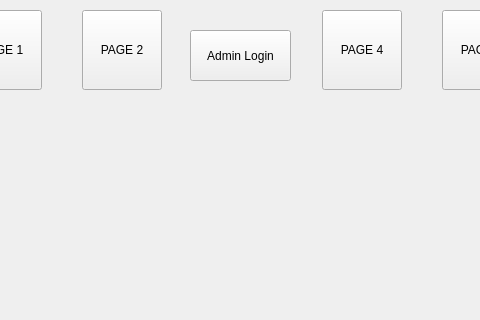
This is forms/MainWindow.ui in tigerjpg/cybersecurity as Qt 5 draws it before an edit; both pictures show x 270 to 750 and y 0 to 320 of the 1024 by 768 pixel window. The edited form follows.
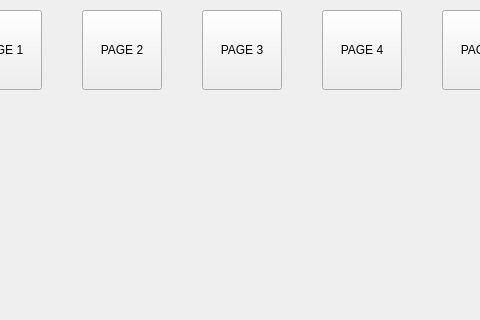
This is the edited form. The open tabs and pages were chosen to show the change. Custom widgets are drawn as their Qt base class.

```diff
--- a/forms/MainWindow.ui
+++ b/forms/MainWindow.ui
@@ -717,14 +717,14 @@
      <widget class="QPushButton" name="page2">
       <property name="geometry">
        <rect>
-        <x>460</x>
-        <y>30</y>
-        <width>101</width>
-        <height>51</height>
+        <x>472</x>
+        <y>10</y>
+        <width>80</width>
+        <height>80</height>
        </rect>
       </property>
       <property name="text">
-       <string>Admin Login</string>
+       <string>PAGE 3</string>
       </property>
      </widget>
      <widget class="QPushButton" name="page3">
```
Left out of the diff: 2 changed lines with no effect on the pictures.
